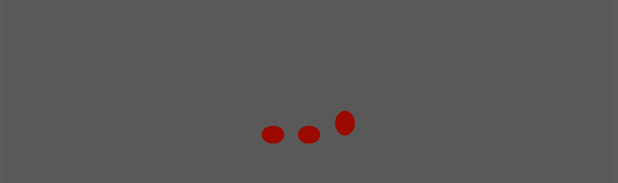
After one commit to giovannicmelo/marvel-android, an Android app: the layout loader_animated_layout.xml on its own in the app's theme, with its tools: preview values and no code run, on a phone screen of 412 x 824 dp. The commit adds this screen. Shown: the part 485-668 px from the top of the screen. Run offline under Robolectric (Android 15) with nearby library versions, the light colour scheme and no system bars.

Commit message:
Implemented loader component and removed loader on views

```diff
--- /dev/null
+++ b/app/src/main/res/layout/loader_animated_layout.xml
@@ -0,0 +1,36 @@
+<?xml version="1.0" encoding="utf-8"?>
+<androidx.constraintlayout.widget.ConstraintLayout
+    xmlns:android="http://schemas.android.com/apk/res/android"
+    xmlns:app="http://schemas.android.com/apk/res-auto"
+    android:layout_width="match_parent"
+    android:layout_height="match_parent"
+    android:background="#99000000"
+    android:clickable="true"
+    android:focusable="true"
+    android:elevation="5dp">
+
+    <com.airbnb.lottie.LottieAnimationView
+        android:id="@+id/animation"
+        android:layout_width="120dp"
+        android:layout_height="wrap_content"
+        android:layout_gravity="center"
+        app:lottie_autoPlay="true"
+        app:lottie_colorFilter="@color/deep_red_two"
+        app:lottie_loop="true"
+        app:lottie_rawRes="@raw/loading"
+        app:layout_constraintTop_toTopOf="parent"
+        app:layout_constraintBottom_toBottomOf="parent"
+        app:layout_constraintStart_toStartOf="parent"
+        app:layout_constraintEnd_toEndOf="parent"/>
+
+<!--    <ProgressBar
+        android:id="@+id/progress_circular"
+        android:layout_width="wrap_content"
+        android:layout_height="wrap_content"
+        android:layout_gravity="center"
+        app:layout_constraintTop_toTopOf="parent"
+        app:layout_constraintBottom_toBottomOf="parent"
+        app:layout_constraintStart_toStartOf="parent"
+        app:layout_constraintEnd_toEndOf="parent"/>-->
+
+</androidx.constraintlayout.widget.ConstraintLayout>
```
Also changed, not shown: app/src/main/java/com/marvel/characters/presentation/views/activities/CharacterDetailsActivity.kt (+7 -3 lines), app/src/main/java/com/marvel/characters/presentation/views/activities/CharactersListActivity.kt (+8 -4 lines), app/src/main/java/com/marvel/characters/presentation/views/components/Loader.kt (added, +36 -0 lines), app/src/main/res/layout/activity_character_details.xml (+3 -7 lines), app/src/main/res/layout/activity_characters_list.xml (+2 -7 lines).
